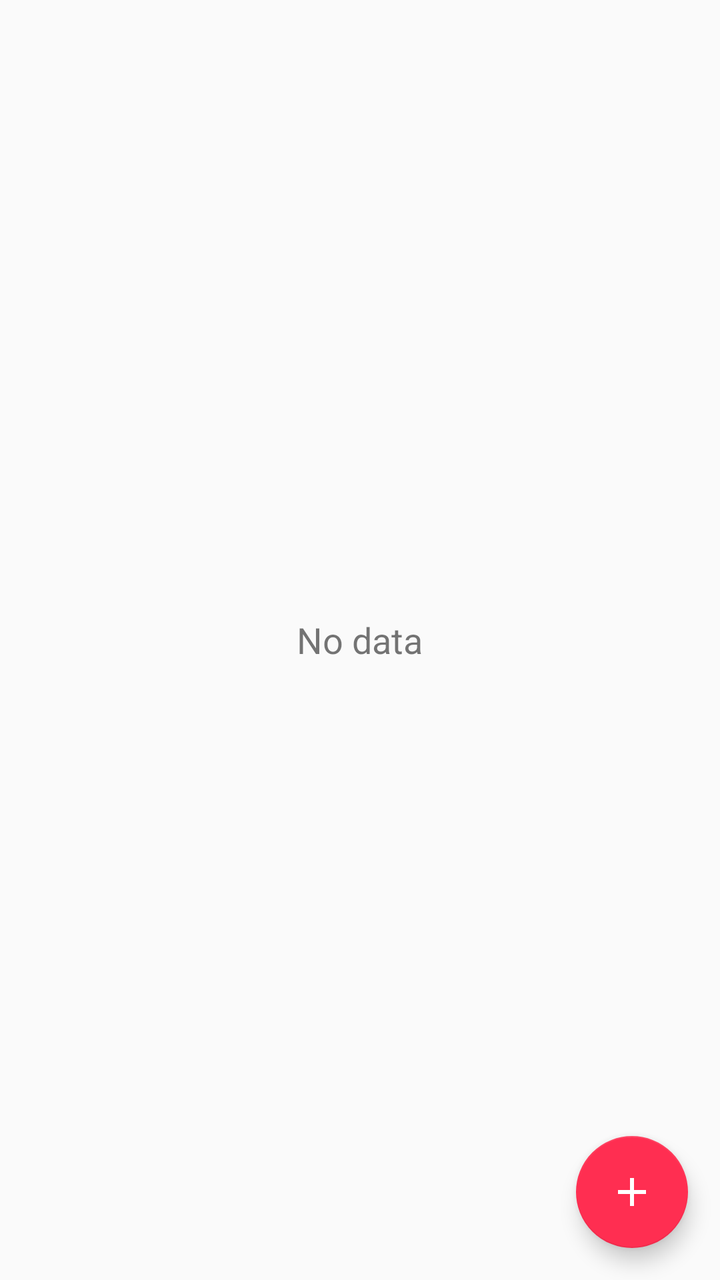
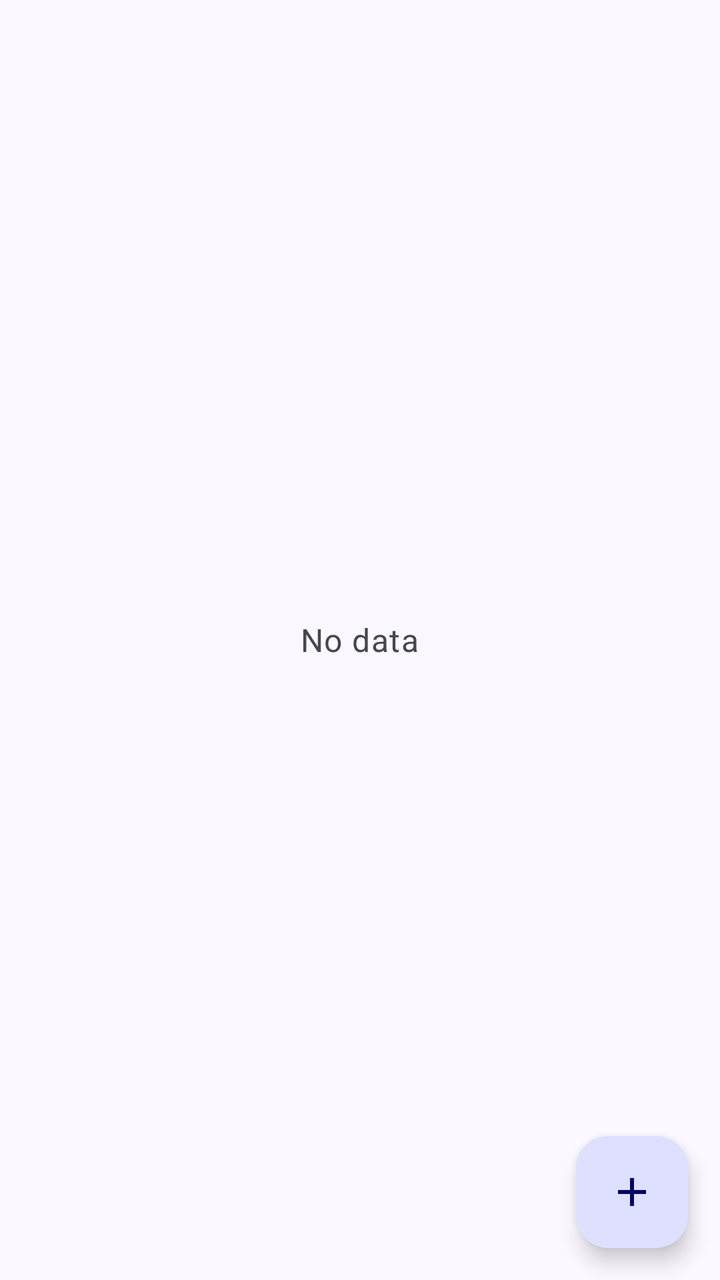

An Android layout rendered at two revisions. The XML below is the earlier revision; the diff shows what the commit changed to produce the second picture.
<!-- AndroidManifest.xml: application theme AppTheme -->
<!-- res/layout/activity_config_files.xml -->
<?xml version="1.0" encoding="utf-8"?>
<FrameLayout xmlns:android="http://schemas.android.com/apk/res/android"
    xmlns:app="http://schemas.android.com/apk/res-auto"
    xmlns:tools="http://schemas.android.com/tools"
    android:layout_width="match_parent"
    android:layout_height="match_parent"
    tools:context=".config.ConfigFilesActivity">

    <ListView
        android:id="@+id/file_list"
        android:layout_width="match_parent"
        android:layout_height="match_parent"
        android:clipToPadding="false"
        tools:listitem="@layout/item_config_file" />

    <TextView
        android:id="@+id/empty"
        android:layout_width="wrap_content"
        android:layout_height="wrap_content"
        android:layout_gravity="center"
        android:text="@string/no_data_for_display"
        android:textSize="18sp"
        tools:visibility="gone" />

    <com.google.android.material.floatingactionbutton.FloatingActionButton
        android:id="@+id/add_file"
        android:layout_width="wrap_content"
        android:layout_height="wrap_content"
        android:layout_gravity="end|bottom"
        android:layout_margin="16dp"
        android:contentDescription="@string/add"
        app:srcCompat="@drawable/ic_add_white" />

</FrameLayout>
<!-- res/layout/item_config_file.xml (included above) -->
<?xml version="1.0" encoding="utf-8"?>
<LinearLayout xmlns:android="http://schemas.android.com/apk/res/android"
    xmlns:app="http://schemas.android.com/apk/res-auto"
    android:layout_width="match_parent"
    android:layout_height="48dp"
    android:gravity="center_vertical"
    android:paddingStart="16dp"
    android:paddingEnd="8dp">

    <TextView
        android:id="@+id/file_name"
        android:layout_width="0dp"
        android:layout_height="wrap_content"
        android:layout_weight="1"
        android:ellipsize="middle"
        android:singleLine="true"
        android:textAppearance="?android:attr/textAppearanceMedium" />

    <ImageButton
        android:id="@+id/delete_file"
        style="@style/ImageButtonStyle"
        android:layout_width="40dp"
        android:layout_height="40dp"
        android:contentDescription="@string/action_context_delete"
        app:srcCompat="@drawable/ic_delete" />

</LinearLayout>
<!-- resources referenced by this layout -->
<resources>
  <!-- drawable ic_add_white (drawable) -->
  <vector xmlns:android="http://schemas.android.com/apk/res/android"
      xmlns:tools="http://schemas.android.com/tools"
      android:width="24dp"
      android:height="24dp"
      android:viewportWidth="24"
      android:viewportHeight="24">
      <path
          android:fillColor="#FFFFFFFF"
          tools:fillColor="#000"
          android:pathData="M19,13h-6v6h-2v-6H5v-2h6V5h2v6h6v2z" />
  </vector>
  <!-- drawable ic_delete (drawable) -->
  <vector xmlns:android="http://schemas.android.com/apk/res/android"
      android:width="24dp"
      android:height="24dp"
      android:viewportWidth="24"
      android:viewportHeight="24">
      <path
          android:fillColor="@color/accent"
          android:pathData="M6,19c0,1.1 0.9,2 2,2h8c1.1,0 2,-0.9 2,-2V7H6v12zM19,4h-3.5l-1,-1h-5l-1,1H5v2h14V4z" />
  </vector>
  <style name="ImageButtonStyle" parent="Widget.AppCompat.ImageButton">
          <item name="android:minHeight">38dp</item>
          <item name="android:background">@android:color/transparent</item>
          <item name="android:tint">?colorAccent</item>
      </style>
  <style name="AppTheme" parent="Theme.AppCompat.DayNight.DarkActionBar">
          <item name="colorPrimary">@color/primary</item>
          <item name="colorPrimaryDark">@color/primary_dark</item>
          <item name="colorAccent">@color/accent</item>
          <item name="preferenceTheme">@style/PreferenceThemeOverlay</item>
          <item name="android:colorBackground">@color/background</item>
          <item name="android:windowBackground">?android:colorBackground</item>
          <item name="buttonStyle">@style/ButtonStyle</item>
          <item name="bg_config_card">@drawable/bg_config_card</item>
          <item name="textColorPrimary">@color/text_primary</item>
          <item name="textColorSecondary">@color/text_secondary</item>
          <item name="android:forceDarkAllowed" tools:targetApi="q">false</item>
      </style>
  <color name="accent">#ff2e51</color>
  <color name="primary">#212121</color>
  <color name="primary_dark">#1c1c1c</color>
  <color name="background">#fafafa</color>
  <style name="ButtonStyle" parent="Widget.AppCompat.Button.Colored">
          <item name="android:minHeight">38dp</item>
          <item name="android:paddingLeft">6dp</item>
          <item name="android:paddingRight">6dp</item>
          <item name="android:elevation">1dp</item>
          <item name="android:background">@drawable/bg_button</item>
      </style>
  <!-- drawable bg_config_card (drawable) -->
  <?xml version="1.0" encoding="utf-8"?>
  <shape xmlns:android="http://schemas.android.com/apk/res/android"
      android:shape="rectangle">
      <solid android:color="@color/config_card" />
      <corners android:radius="6dp" />
      <stroke android:width="1dp" android:color="@color/accent" />
  </shape>
  <color name="text_primary">#000000</color>
  <color name="text_secondary">#353535</color>
  <!-- drawable bg_button (drawable) -->
  <?xml version="1.0" encoding="utf-8"?>
  <selector xmlns:android="http://schemas.android.com/apk/res/android">
      <item android:state_pressed="true">
          <shape>
              <solid android:color="@color/btn_bg_pressed"/>
              <corners android:radius="3dp"/>
          </shape>
      </item>
      <item>
          <shape>
              <solid android:color="@color/btn_bg_normal"/>
              <corners android:radius="3dp"/>
          </shape>
      </item>
  </selector>
  <color name="config_card">#ffffff</color>
  <color name="btn_bg_pressed">#707070</color>
  <color name="btn_bg_normal">#2e2e2e</color>
  <!-- unchanged entries left out for length: 3 -->
</resources>

<!-- the commit's change to res/layout/activity_config_files.xml (unified diff, before → after) -->
@@ -19,7 +19,8 @@
         android:layout_height="wrap_content"
         android:layout_gravity="center"
         android:text="@string/no_data_for_display"
-        android:textSize="18sp"
+        android:textAppearance="?attr/textAppearanceBodyLarge"
+        android:textColor="?attr/colorOnSurfaceVariant"
         tools:visibility="gone" />
 
     <com.google.android.material.floatingactionbutton.FloatingActionButton
@@ -37,9 +38,9 @@
 <LinearLayout xmlns:android="http://schemas.android.com/apk/res/android"
     xmlns:app="http://schemas.android.com/apk/res-auto"
     android:layout_width="match_parent"
-    android:layout_height="48dp"
+    android:layout_height="56dp"
     android:gravity="center_vertical"
-    android:paddingStart="16dp"
+    android:paddingStart="24dp"
     android:paddingEnd="8dp">
 
     <TextView
@@ -49,7 +50,7 @@
         android:layout_weight="1"
         android:ellipsize="middle"
         android:singleLine="true"
-        android:textAppearance="?android:attr/textAppearanceMedium" />
+        android:textAppearance="?attr/textAppearanceBodyLarge" />
 
     <ImageButton
         android:id="@+id/delete_file"
<!-- resource entries referenced after the edit -->
@@ -6,7 +6,8 @@
       android:width="24dp"
       android:height="24dp"
       android:viewportWidth="24"
-      android:viewportHeight="24">
+      android:viewportHeight="24"
+      android:tint="?attr/colorControlNormal">
       <path
           android:fillColor="#FFFFFFFF"
           tools:fillColor="#000"
@@ -19,67 +20,87 @@
       android:viewportWidth="24"
       android:viewportHeight="24">
       <path
-          android:fillColor="@color/accent"
+          android:fillColor="#FF000000"
           android:pathData="M6,19c0,1.1 0.9,2 2,2h8c1.1,0 2,-0.9 2,-2V7H6v12zM19,4h-3.5l-1,-1h-5l-1,1H5v2h14V4z" />
   </vector>
   <style name="ImageButtonStyle" parent="Widget.AppCompat.ImageButton">
-          <item name="android:minHeight">38dp</item>
-          <item name="android:background">@android:color/transparent</item>
-          <item name="android:tint">?colorAccent</item>
+          <item name="android:minHeight">40dp</item>
+          <item name="android:background">?attr/selectableItemBackgroundBorderless</item>
+          <item name="android:tint">?attr/colorPrimary</item>
       </style>
-  <style name="AppTheme" parent="Theme.AppCompat.DayNight.DarkActionBar">
-          <item name="colorPrimary">@color/primary</item>
-          <item name="colorPrimaryDark">@color/primary_dark</item>
-          <item name="colorAccent">@color/accent</item>
+  <style name="AppTheme" parent="Theme.Material3.DayNight">
+          <item name="colorPrimary">@color/m3_primary</item>
+          <item name="colorOnPrimary">@color/m3_on_primary</item>
+          <item name="colorPrimaryContainer">@color/m3_primary_container</item>
+          <item name="colorOnPrimaryContainer">@color/m3_on_primary_container</item>
+          <item name="colorSecondary">@color/m3_secondary</item>
+          <item name="colorOnSecondary">@color/m3_on_secondary</item>
+          <item name="colorSecondaryContainer">@color/m3_secondary_container</item>
+          <item name="colorOnSecondaryContainer">@color/m3_on_secondary_container</item>
+          <item name="colorTertiary">@color/m3_tertiary</item>
+          <item name="colorOnTertiary">@color/m3_on_tertiary</item>
+          <item name="colorTertiaryContainer">@color/m3_tertiary_container</item>
+          <item name="colorOnTertiaryContainer">@color/m3_on_tertiary_container</item>
+          <item name="colorError">@color/m3_error</item>
+          <item name="colorOnError">@color/m3_on_error</item>
+          <item name="android:colorBackground">@color/m3_background</item>
+          <item name="colorOnBackground">@color/m3_on_background</item>
+          <item name="colorSurface">@color/m3_surface</item>
+          <item name="colorOnSurface">@color/m3_on_surface</item>
+          <item name="colorSurfaceVariant">@color/m3_surface_variant</item>
+          <item name="colorOnSurfaceVariant">@color/m3_on_surface_variant</item>
+          <item name="colorOutline">@color/m3_outline</item>
+          <item name="colorOutlineVariant">@color/m3_outline_variant</item>
+          <item name="colorSurfaceDim">@color/m3_surface_dim</item>
+          <item name="colorSurfaceBright">@color/m3_surface_bright</item>
+          <item name="colorSurfaceContainerLowest">@color/m3_surface_container_lowest</item>
+          <item name="colorSurfaceContainerLow">@color/m3_surface_container_low</item>
+          <item name="colorSurfaceContainer">@color/m3_surface_container</item>
+          <item name="colorSurfaceContainerHigh">@color/m3_surface_container_high</item>
+          <item name="colorSurfaceContainerHighest">@color/m3_surface_container_highest</item>
+          <item name="android:windowBackground">?android:colorBackground</item>
           <item name="preferenceTheme">@style/PreferenceThemeOverlay</item>
-          <item name="android:colorBackground">@color/background</item>
-          <item name="android:windowBackground">?android:colorBackground</item>
-          <item name="buttonStyle">@style/ButtonStyle</item>
+          <item name="textColorPrimary">@color/m3_on_surface</item>
+          <item name="textColorSecondary">@color/m3_on_surface_variant</item>
           <item name="bg_config_card">@drawable/bg_config_card</item>
-          <item name="textColorPrimary">@color/text_primary</item>
-          <item name="textColorSecondary">@color/text_secondary</item>
           <item name="android:forceDarkAllowed" tools:targetApi="q">false</item>
       </style>
-  <color name="accent">#ff2e51</color>
-  <color name="primary">#212121</color>
-  <color name="primary_dark">#1c1c1c</color>
-  <color name="background">#fafafa</color>
-  <style name="ButtonStyle" parent="Widget.AppCompat.Button.Colored">
-          <item name="android:minHeight">38dp</item>
-          <item name="android:paddingLeft">6dp</item>
-          <item name="android:paddingRight">6dp</item>
-          <item name="android:elevation">1dp</item>
-          <item name="android:background">@drawable/bg_button</item>
-      </style>
+  <color name="m3_primary">#4A54A6</color>
+  <color name="m3_on_primary">#FFFFFF</color>
+  <color name="m3_primary_container">#DFE0FF</color>
+  <color name="m3_on_primary_container">#020865</color>
+  <color name="m3_secondary">#5B5D72</color>
+  <color name="m3_on_secondary">#FFFFFF</color>
+  <color name="m3_secondary_container">#E0E1F9</color>
+  <color name="m3_on_secondary_container">#181A2C</color>
+  <color name="m3_tertiary">#77536D</color>
+  <color name="m3_on_tertiary">#FFFFFF</color>
+  <color name="m3_tertiary_container">#FFD7F1</color>
+  <color name="m3_on_tertiary_container">#2D1228</color>
+  <color name="m3_error">#BA1A1A</color>
+  <color name="m3_on_error">#FFFFFF</color>
+  <color name="m3_background">#FBF8FF</color>
+  <color name="m3_on_background">#1B1B21</color>
+  <color name="m3_surface">#FBF8FF</color>
+  <color name="m3_on_surface">#1B1B21</color>
+  <color name="m3_surface_variant">#E3E1EC</color>
+  <color name="m3_on_surface_variant">#46464F</color>
+  <color name="m3_outline">#777680</color>
+  <color name="m3_outline_variant">#C7C5D0</color>
+  <color name="m3_surface_dim">#DBD9E0</color>
+  <color name="m3_surface_bright">#FBF8FF</color>
+  <color name="m3_surface_container_lowest">#FFFFFF</color>
+  <color name="m3_surface_container_low">#F5F2FA</color>
+  <color name="m3_surface_container">#EFEDF4</color>
+  <color name="m3_surface_container_high">#E9E7EF</color>
+  <color name="m3_surface_container_highest">#E4E1E9</color>
   <!-- drawable bg_config_card (drawable) -->
   <?xml version="1.0" encoding="utf-8"?>
   <shape xmlns:android="http://schemas.android.com/apk/res/android"
       android:shape="rectangle">
-      <solid android:color="@color/config_card" />
-      <corners android:radius="6dp" />
-      <stroke android:width="1dp" android:color="@color/accent" />
+      <solid android:color="?attr/colorSurfaceContainerLow" />
+      <corners android:radius="20dp" />
   </shape>
-  <color name="text_primary">#000000</color>
-  <color name="text_secondary">#353535</color>
-  <!-- drawable bg_button (drawable) -->
-  <?xml version="1.0" encoding="utf-8"?>
-  <selector xmlns:android="http://schemas.android.com/apk/res/android">
-      <item android:state_pressed="true">
-          <shape>
-              <solid android:color="@color/btn_bg_pressed"/>
-              <corners android:radius="3dp"/>
-          </shape>
-      </item>
-      <item>
-          <shape>
-              <solid android:color="@color/btn_bg_normal"/>
-              <corners android:radius="3dp"/>
-          </shape>
-      </item>
-  </selector>
-  <color name="config_card">#ffffff</color>
-  <color name="btn_bg_pressed">#707070</color>
-  <color name="btn_bg_normal">#2e2e2e</color>
   <!-- unchanged entries left out for length: 3 -->
 </resources>
 
